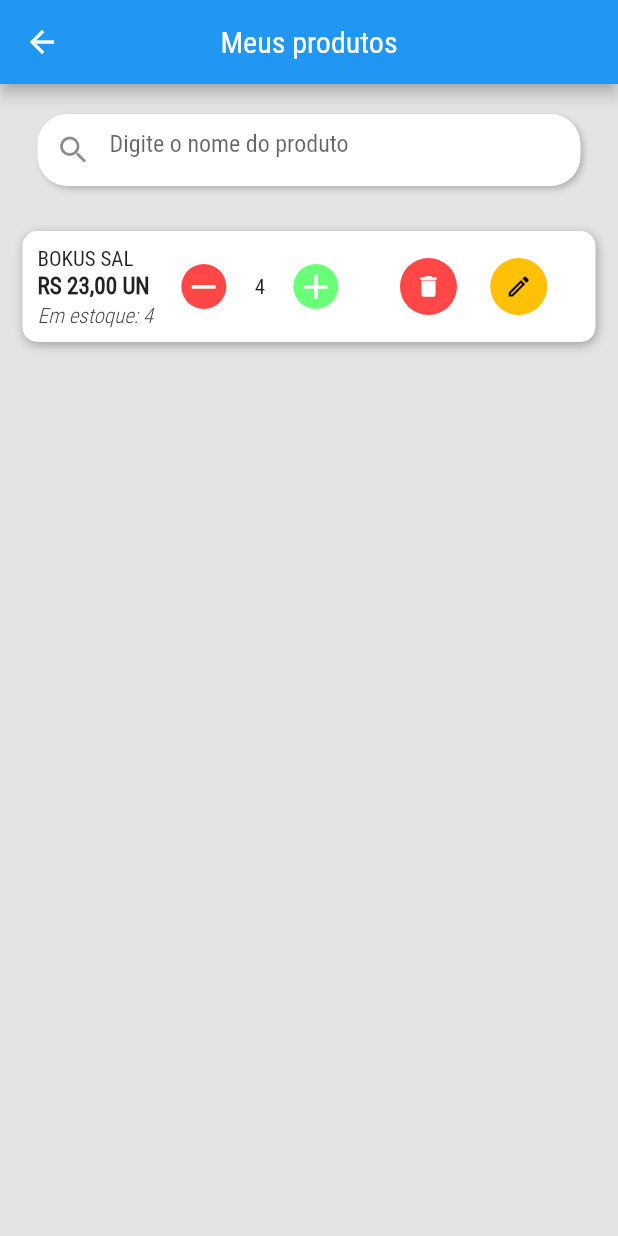
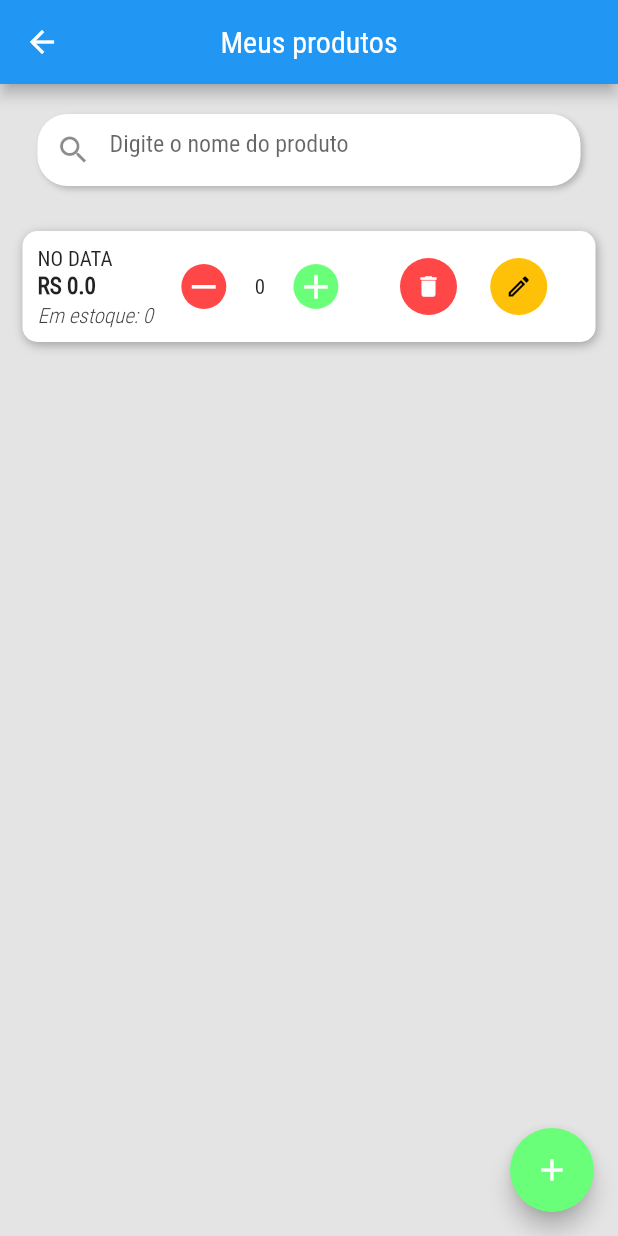
Before and after one commit to JonatasMSS/ControleEstoqueApp, a Flutter app: the ProdutosPage screen opened by its route, on a phone screen of 412 x 824 dp. Run offline on Flutter 3.47's test engine with Material 2 defaults, Android fonts, the phone set to English and light mode, and no system bars; our stand-ins replace flutter_svg, get.

Commit message:
float button, event sum

```diff
--- a/lib/components/ProductComponent/ProductComponent.dart
+++ b/lib/components/ProductComponent/ProductComponent.dart
@@ -1,10 +1,21 @@
+// ignore_for_file: public_member_api_docs, sort_constructors_first
 import 'package:flutter/cupertino.dart';
 import 'package:flutter/material.dart';
 import 'package:flutter/src/widgets/container.dart';
 import 'package:flutter/src/widgets/framework.dart';
 
 class ProductComponent extends StatelessWidget {
-  const ProductComponent({super.key});
+  final String description;
+  final double unitValue;
+  final int quantity;
+  final int quantityCounter;
+  const ProductComponent({
+    Key? key,
+    this.description = 'NO DATA',
+    this.unitValue = 00.00,
+    this.quantity = 0,
+    this.quantityCounter = 0,
+  }) : super(key: key);
 
   @override
   Widget build(BuildContext context) {
@@ -28,26 +39,26 @@ class ProductComponent extends StatelessWidget {
             // TEXT SECTION
             Column(
               crossAxisAlignment: CrossAxisAlignment.start,
-              children: const [
+              children: [
                 Text(
-                  'BOKUS SAL',
+                  description,
                 ),
-                SizedBox(
+                const SizedBox(
                   height: 2,
                 ),
                 Text(
-                  'RS 23,00 UN',
+                  'RS $unitValue',
                   textScaleFactor: 1.1,
-                  style: TextStyle(
+                  style: const TextStyle(
                     fontWeight: FontWeight.bold,
                   ),
                 ),
-                SizedBox(
+                const SizedBox(
                   height: 2,
                 ),
                 Text(
-                  'Em estoque: 4',
-                  style: TextStyle(
+                  'Em estoque: $quantity',
+                  style: const TextStyle(
                     color: Color.fromARGB(255, 66, 66, 66),
                     fontStyle: FontStyle.italic,
                     fontWeight: FontWeight.w300,
@@ -56,7 +67,7 @@ class ProductComponent extends StatelessWidget {
               ],
             ),
 
-            const CounterItem(),
+            CounterItem(quantity: quantityCounter),
             Expanded(
               child: Row(
                 mainAxisAlignment: MainAxisAlignment.spaceEvenly,
@@ -87,17 +98,34 @@ class ProductComponent extends StatelessWidget {
   }
 }
 
-class CounterItem extends StatelessWidget {
-  const CounterItem({super.key});
+// ignore: must_be_immutable
+class CounterItem extends StatefulWidget {
+  int quantity;
+  CounterItem({
+    Key? key,
+    required this.quantity,
+  }) : super(key: key);
 
+  @override
+  State<CounterItem> createState() => _CounterItemState();
+}
+
+class _CounterItemState extends State<CounterItem> {
   @override
   Widget build(BuildContext context) {
     return Expanded(
       flex: 1,
       child: Row(
         mainAxisAlignment: MainAxisAlignment.spaceEvenly,
-        children: const [
-          CircleAvatar(
+        children: [
+          GestureDetector(
+            onTap: () {
+              setState(() {
+                widget.quantity =
+                    widget.quantity <= 0 ? 0 : widget.quantity - 1;
+              });
+            },
+            child: const CircleAvatar(
               maxRadius: 15,
               backgroundColor: Color(0xFFFF4747),
               child: Icon(
@@ -106,8 +134,15 @@ class CounterItem extends StatelessWidget {
                 size: 27,
               ),
             ),
-          Text('4'),
-          CircleAvatar(
+          ),
+          Text('${widget.quantity}'),
+          GestureDetector(
+            onTap: () {
+              setState(() {
+                widget.quantity = widget.quantity + 1;
+              });
+            },
+            child: const CircleAvatar(
               maxRadius: 15,
               backgroundColor: Color(0xFF6AFF79),
               child: Icon(
@@ -116,6 +151,7 @@ class CounterItem extends StatelessWidget {
                 size: 27,
               ),
             ),
+          ),
         ],
       ),
     );
--- a/lib/pages/ProdutosPage/ProdutosPage.dart
+++ b/lib/pages/ProdutosPage/ProdutosPage.dart
@@ -11,6 +11,11 @@ class ProdutosPage extends StatelessWidget {
   @override
   Widget build(BuildContext context) {
     return Scaffold(
+      floatingActionButton: FloatingActionButton(
+        backgroundColor: const Color(0xFF6AFF79),
+        onPressed: () => {},
+        child: const Icon(Icons.add),
+      ),
       appBar: NavBarComponent(
         NavBarTitle: 'Meus produtos',
       ),
```
Lines whose indentation alone changed are shown as unchanged.
